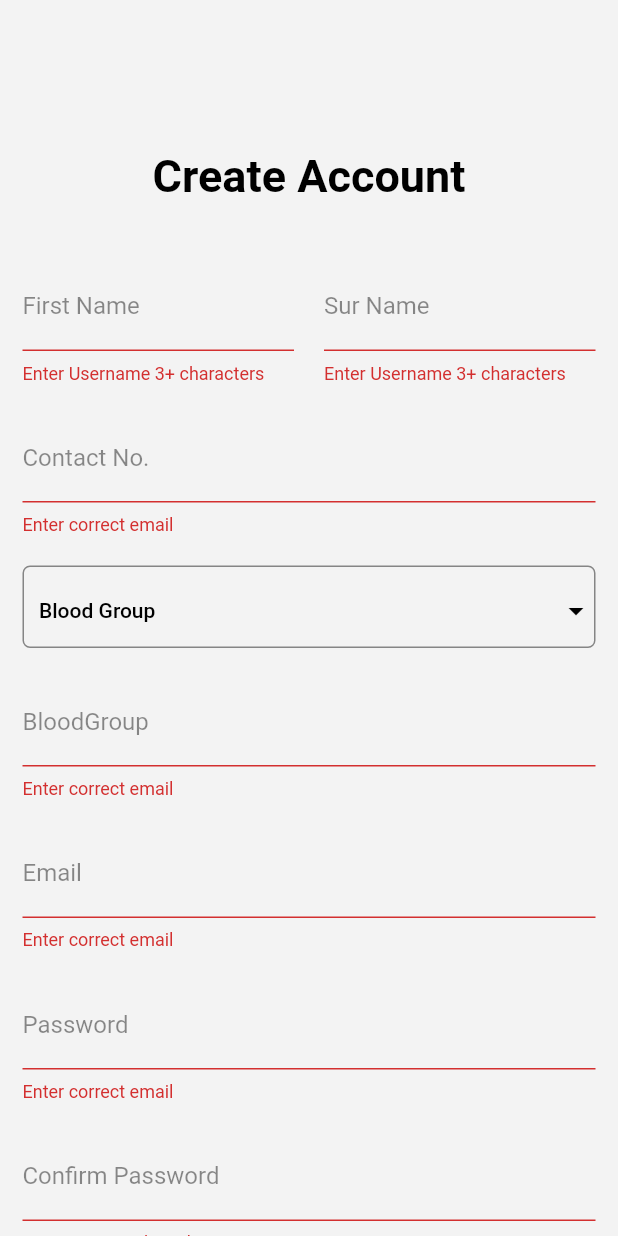
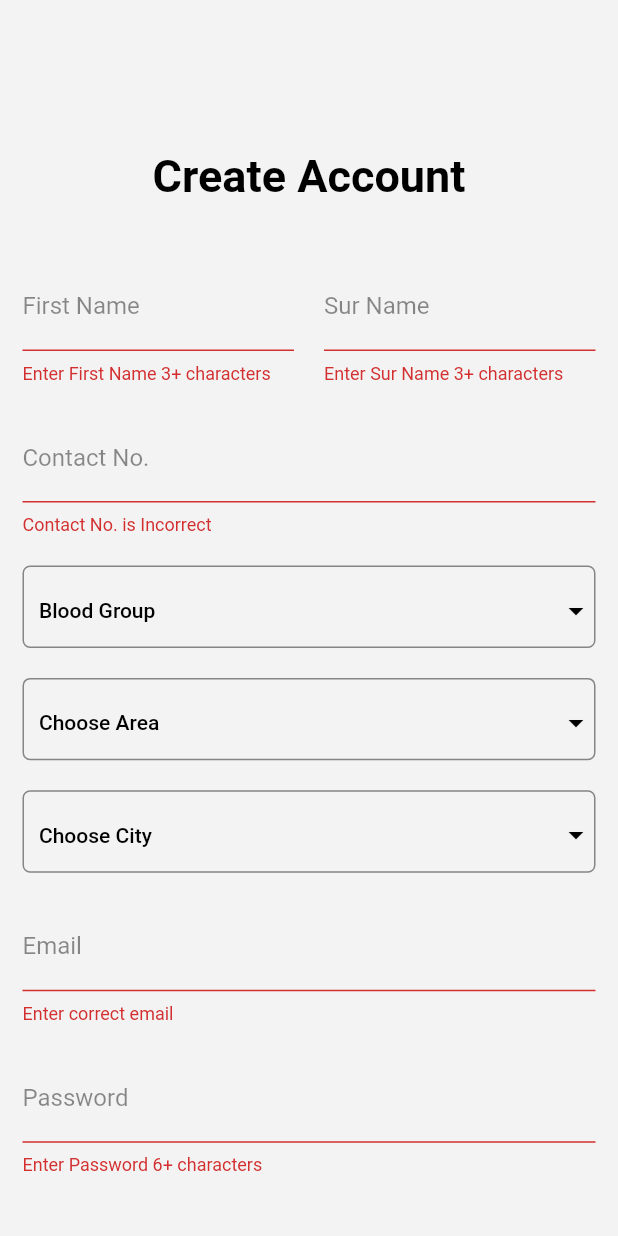
Before and after one commit to TusherRakib/ChatBud---Flutter-x-CloudFirestore, a Flutter app: the screen it shows after launch, after a tap on "Log In", after a tap on "Register now!", after a tap on "Sign Up", on a phone screen of 412 x 824 dp. Run offline on Flutter 3.47's test engine with Material 2 defaults, Android fonts, the phone set to English and light mode, and no system bars; our stand-ins replace cloud_firestore, firebase_auth, flutter_svg, shared_preferences; missing offline and left inert: bottom_drawer; accounts and stored records are empty.

Commit message:
Get user data from firebasee

```diff
--- a/lib/screens/conversation_screen.dart
+++ b/lib/screens/conversation_screen.dart
@@ -1,5 +1,4 @@
 import 'dart:async';
-
 import 'package:cloud_firestore/cloud_firestore.dart';
 import 'package:flutter/material.dart';
 import 'package:flutter/scheduler.dart';
--- a/lib/screens/search_user.dart
+++ b/lib/screens/search_user.dart
@@ -7,7 +7,6 @@ import '../helper/string_extension.dart';
 
 
 class SearchUser extends StatefulWidget {
-  //const SearchUser({Key? key}) : super(key: key);
 
   @override
   _SearchUserState createState() => _SearchUserState();
--- a/lib/screens/signUp_screen.dart
+++ b/lib/screens/signUp_screen.dart
@@ -1,12 +1,9 @@
 import 'package:flutter/material.dart';
 import 'package:messenger_clone/helper/authenticate.dart';
 import 'package:messenger_clone/helper/helperfunctions.dart';
-import 'package:messenger_clone/screens/chatroom_screen.dart';
-import 'package:messenger_clone/screens/signIn_screen.dart';
-
 import 'package:messenger_clone/services/Auth.dart';
 import 'package:messenger_clone/services/database.dart';
-import 'package:intl/intl.dart';
+
 
 
 class SignUp extends StatefulWidget {
@@ -20,31 +17,22 @@ class SignUp extends StatefulWidget {
 
 class _SignUpState extends State<SignUp> {
 
-  // DateTime selectedDate;
-  //
-  // Future<void> _selectDate(BuildContext context) async {
-  //   final DateTime picked = await showDatePicker(
-  //       context: context,
-  //       initialDate: selectedDate,
-  //       firstDate: DateTime(2015, 8),
-  //       lastDate: DateTime(2101));
-  //   if (picked != null && picked != selectedDate)
-  //     setState(() {
-  //       selectedDate = picked;
-  //     });
-  // }
-
   TextEditingController userFirstNameEditingController = new TextEditingController();
   TextEditingController userSecondNameEditingController = new TextEditingController();
+  TextEditingController contactNoEditingController = new TextEditingController();
   TextEditingController emailEditingController = new TextEditingController();
   TextEditingController passwordEditingController = new TextEditingController();
+  TextEditingController confirmPasswordEditingController = new TextEditingController();
+ // TextEditingController userNameEditingController = new TextEditingController();
+
 
   final formKey = GlobalKey<FormState>();
 
   bool isLoading = false;
 
-  String _chosenValue;
-
+  String _chosenBloodGroup;
+  String _chosenArea;
+  String _chosenCity;
 
   AuthService authService = new AuthService();
   DatabaseMethods databaseMethods = new DatabaseMethods();
@@ -54,7 +42,13 @@ class _SignUpState extends State<SignUp> {
     if(formKey.currentState.validate()){
       Map<String,String> userDataMap = {
         "pass" : passwordEditingController.text,
-        "userName" : userFirstNameEditingController.text.toLowerCase()+ userSecondNameEditingController.text.toLowerCase(),
+        "userName": userFirstNameEditingController.text.toLowerCase() +  userSecondNameEditingController.text.toLowerCase(),
+        "FirstName" : userFirstNameEditingController.text.toLowerCase(),
+        "SecondName" : userSecondNameEditingController.text.toLowerCase(),
+        "ContactNo" : contactNoEditingController.text,
+        "BloodGroup" : _chosenBloodGroup.toString(),
+        "Area" : _chosenArea.toString(),
+        "City" : _chosenCity.toString(),
         "userEmail" : emailEditingController.text.toLowerCase()
       };
 
@@ -68,12 +62,10 @@ class _SignUpState extends State<SignUp> {
 
       await authService.signUpWithEmailAndPassword(emailEditingController.text.toLowerCase(),
           passwordEditingController.text.toLowerCase()).then((result){
-            print("$result");
             databaseMethods.uploadUserInfo(userDataMap);
             Navigator.pushReplacement(context, MaterialPageRoute(
                 builder: (context) => Authenticate()
             ));
-      //   }
        });
     }
   }
@@ -113,7 +105,7 @@ class _SignUpState extends State<SignUp> {
                         Flexible(
                           child: TextFormField(
                             validator: (val){
-                            return val.isEmpty || val.length < 3 ? "Enter Username 3+ characters" : null;
+                            return val.isEmpty || val.length < 3 ? "Enter First Name 3+ characters" : null;
                           },
                             controller: userFirstNameEditingController,
                             decoration: InputDecoration(
@@ -130,7 +122,7 @@ class _SignUpState extends State<SignUp> {
                         Flexible(
                           child: TextFormField(
                             validator: (val){
-                              return val.isEmpty || val.length < 3 ? "Enter Username 3+ characters" : null;
+                              return val.isEmpty || val.length < 3 ? "Enter Sur Name 3+ characters" : null;
                             },
                             controller: userSecondNameEditingController,
                             decoration: InputDecoration(
@@ -148,10 +140,9 @@ class _SignUpState extends State<SignUp> {
                     SizedBox(height: 20.0),
                     TextFormField(
                       validator: (val){
-                        return RegExp(r"^[a-zA-Z0-9.a-zA-Z0-9.!#$%&'*+-/=?^_`{|}~]+@[a-zA-Z0-9]+\.[a-zA-Z]+").hasMatch(val) ?
-                        null : "Enter correct email";
+                        return val.isEmpty || val.length < 11 ? "Contact No. is Incorrect" : null;
                       },
-                      controller: emailEditingController,
+                      controller: contactNoEditingController,
                       decoration: InputDecoration(
                           focusedBorder: OutlineInputBorder(
                             borderSide: BorderSide(color: Colors.black45, width: 2.0),
@@ -161,46 +152,6 @@ class _SignUpState extends State<SignUp> {
                           ),
                           labelText: 'Contact No.',labelStyle: TextStyle(color: Colors.black45)),
                     ),
-                    //SizedBox(height: 20.0),
-                    //Text(_formatDate == null? "Nothing": _formatDate.toString()),
-
-                    // Text("${selectedDate.toLocal()}".split(' ')[0]),
-                    // SizedBox(height: 20.0,),
-                    // ElevatedButton(
-                    //   onPressed: () => _selectDate(context),
-                    //   child: Text('Select date'),
-                    // ),
-
-                    // ElevatedButton(
-                    //     onPressed: (){
-                    //       showDatePicker(context: context,
-                    //           initialDate: _formatDate == null? DateTime.now(): _formatDate,
-                    //           firstDate: DateTime(2001),
-                    //           lastDate: DateTime(2222)
-                    //       ).then((date) {
-                    //         setState(() {
-                    //           _formatDate = date as String;
-                    //         });
-                    //       });
-                    //     },
-                    //     child: Text("Pick a date")
-                    // ),
-                    // TextFormField(
-                    //   onTap: () => _selectDate(context),
-                    //   validator: (val){
-                    //     return RegExp(r"^[a-zA-Z0-9.a-zA-Z0-9.!#$%&'*+-/=?^_`{|}~]+@[a-zA-Z0-9]+\.[a-zA-Z]+").hasMatch(val) ?
-                    //     null : "Enter correct email";
-                    //   },
-                    //   controller: emailEditingController,
-                    //   decoration: InputDecoration(
-                    //       focusedBorder: OutlineInputBorder(
-                    //         borderSide: BorderSide(color: Colors.black45, width: 2.0),
-                    //       ),
-                    //       enabledBorder: OutlineInputBorder(
-                    //         borderSide: BorderSide(color: Colors.black45, width: 1.0),
-                    //       ),
-                    //       labelText: 'BirthDate',labelStyle: TextStyle(color: Colors.black45)),
-                    // ),
                     SizedBox(height: 20.0),
 
                     Container(
@@ -214,7 +165,7 @@ class _SignUpState extends State<SignUp> {
                         padding: const EdgeInsets.only(left: 10.0,top: 17.0),
                         child: DropdownButtonFormField<String>(
                           focusColor:Colors.white,
-                          value: _chosenValue,
+                          value: _chosenBloodGroup,
                           elevation: 0,
                           decoration: InputDecoration.collapsed(hintText: ''),
                           style: TextStyle(color: Colors.white),
@@ -234,27 +185,87 @@ class _SignUpState extends State<SignUp> {
                           ),
                           onChanged: (String value) {
                             setState(() {
-                              _chosenValue = value;
+                              _chosenBloodGroup = value;
                             });
                           },
                         ),
                       ),
                     ),
                     SizedBox(height: 20.0),
-                    TextFormField(
-                      validator: (val){
-                        return RegExp(r"^[a-zA-Z0-9.a-zA-Z0-9.!#$%&'*+-/=?^_`{|}~]+@[a-zA-Z0-9]+\.[a-zA-Z]+").hasMatch(val) ?
-                        null : "Enter correct email";
-                      },
-                      controller: emailEditingController,
-                      decoration: InputDecoration(
-                          focusedBorder: OutlineInputBorder(
-                            borderSide: BorderSide(color: Colors.black45, width: 2.0),
+                    Container(
+                      decoration: BoxDecoration(
+                          borderRadius: BorderRadius.all(Radius.circular(5.0)),
+                          border: Border.all(color: Colors.black45)
+                      ),
+                      width: MediaQuery.of(context).size.width ,
+                      height: MediaQuery.of(context).size.height/15,
+                      child:  Padding(
+                        padding: const EdgeInsets.only(left: 10.0,top: 17.0),
+                        child: DropdownButtonFormField<String>(
+                          focusColor:Colors.white,
+                          value: _chosenArea,
+                          elevation: 0,
+                          decoration: InputDecoration.collapsed(hintText: ''),
+                          style: TextStyle(color: Colors.white),
+                          iconEnabledColor:Colors.black,
+                          items: <String>['Shantinagar', 'Khilgaon', 'Jatrabari', 'Bashundhara', 'Gulshan', 'Mirpur', 'Mohammadpur', 'Farmgate',].map<DropdownMenuItem<String>>((String value) {
+                            return DropdownMenuItem<String>(
+                              value: value,
+                              child: Text(value,style:TextStyle(color:Colors.black),),
+                            );
+                          }).toList(),
+                          hint:Text(
+                            "Choose Area",
+                            style: TextStyle(
+                                color: Colors.black,
+                                fontSize: 14,
+                                fontWeight: FontWeight.w500),
                           ),
-                          enabledBorder: OutlineInputBorder(
-                            borderSide: BorderSide(color: Colors.black45, width: 1.0),
+                          onChanged: (String value) {
+                            setState(() {
+                              _chosenArea = value;
+                            });
+                          },
+                        ),
+                      ),
+                    ),
+                    SizedBox(height: 20.0),
+                    Container(
+                      decoration: BoxDecoration(
+                          borderRadius: BorderRadius.all(Radius.circular(5.0)),
+                          border: Border.all(color: Colors.black45)
+                      ),
+                      width: MediaQuery.of(context).size.width ,
+                      height: MediaQuery.of(context).size.height/15,
+                      child:  Padding(
+                        padding: const EdgeInsets.only(left: 10.0,top: 17.0),
+                        child: DropdownButtonFormField<String>(
+                          focusColor:Colors.white,
+                          value: _chosenCity,
+                          elevation: 0,
+                          decoration: InputDecoration.collapsed(hintText: ''),
+                          style: TextStyle(color: Colors.white),
+                          iconEnabledColor:Colors.black,
+                          items: <String>['Dhaka',].map<DropdownMenuItem<String>>((String value) {
+                            return DropdownMenuItem<String>(
+                              value: value,
+                              child: Text(value,style:TextStyle(color:Colors.black),),
+                            );
+                          }).toList(),
+                          hint:Text(
+                            "Choose City",
+                            style: TextStyle(
+                                color: Colors.black,
+                                fontSize: 14,
+                                fontWeight: FontWeight.w500),
                           ),
-                          labelText: 'BloodGroup',labelStyle: TextStyle(color: Colors.black45)),
+                          onChanged: (String value) {
+                            setState(() {
+                              _chosenCity = value;
+                            });
+                          },
+                        ),
+                      ),
                     ),
                     SizedBox(height: 20.0),
                     TextFormField(
@@ -275,10 +286,9 @@ class _SignUpState extends State<SignUp> {
                     SizedBox(height: 20.0),
                     TextFormField(
                       validator: (val){
-                        return RegExp(r"^[a-zA-Z0-9.a-zA-Z0-9.!#$%&'*+-/=?^_`{|}~]+@[a-zA-Z0-9]+\.[a-zA-Z]+").hasMatch(val) ?
-                        null : "Enter correct email";
+                        return val.length < 6 ? "Enter Password 6+ characters" : null;
                       },
-                      controller: emailEditingController,
+                      controller: passwordEditingController,
                       decoration: InputDecoration(
                           focusedBorder: OutlineInputBorder(
                             borderSide: BorderSide(color: Colors.black45, width: 2.0),
@@ -291,9 +301,9 @@ class _SignUpState extends State<SignUp> {
                     SizedBox(height: 20.0),
                     TextFormField(
                       validator:  (val){
-                        return val.length < 6 ? "Enter Password 6+ characters" : null;
+                        return val.isEmpty? "Cannot be empty": val != passwordEditingController.text ? "Enter Password 6+ characters" : null;
                       },
-                      controller: passwordEditingController,
+                      controller: confirmPasswordEditingController,
                       obscureText: true,
                       decoration: InputDecoration(
                           focusedBorder: OutlineInputBorder(
```
Also changed, not shown: lib/screens/chatroom_screen.dart (+2 -11 lines), lib/screens/profileScreen.dart (+48 -1 lines), lib/services/database.dart (+7 -0 lines).
